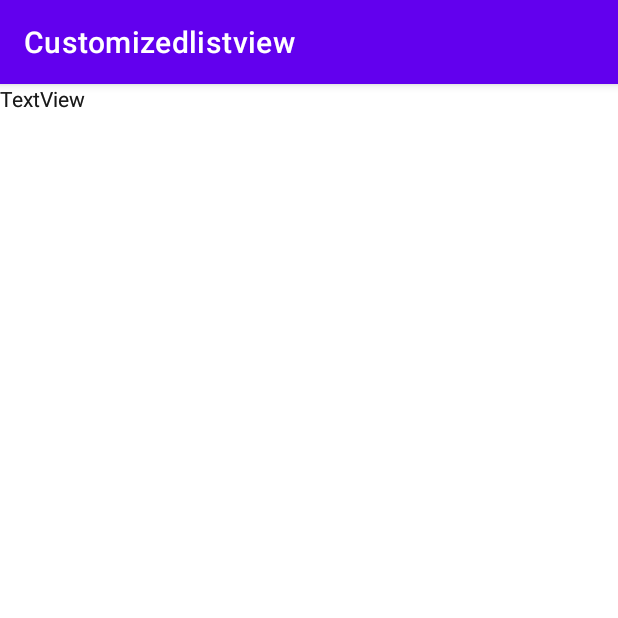
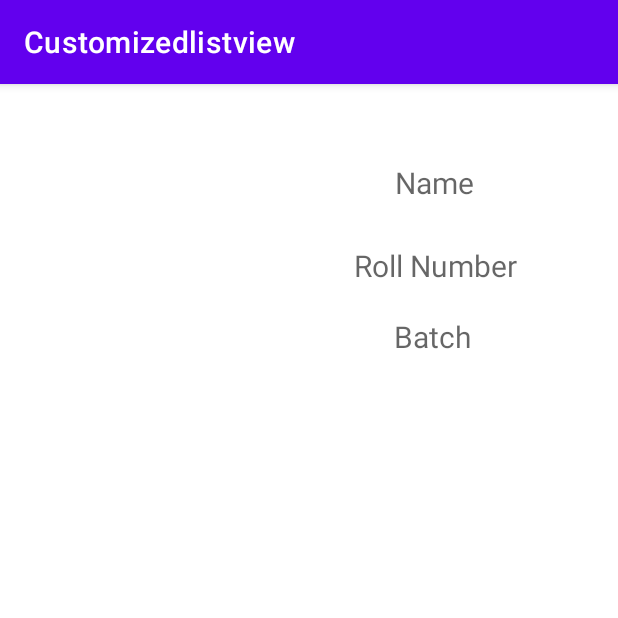
Before and after one commit to Shahzaib-A530/Customized-List-View, an Android app: the screen it shows after launch (MainActivity), on a phone screen of 412 x 824 dp, the top half of it. Run offline under Robolectric (Android 15) with nearby library versions, the phone set to English and light mode, and no system bars.

Commit message:
third Commit

```diff
--- a/Customizedlistview/app/src/main/java/com/first/customizedlistview/MainActivity.java
+++ b/Customizedlistview/app/src/main/java/com/first/customizedlistview/MainActivity.java
@@ -3,9 +3,12 @@ package com.first.customizedlistview;
 import androidx.appcompat.app.AppCompatActivity;
 
 import android.os.Bundle;
+import android.widget.ImageView;
+import android.widget.TextView;
 
 public class MainActivity extends AppCompatActivity {
-
+    TextView    t1,t2,t3;
+    ImageView img;
     @Override
     protected void onCreate(Bundle savedInstanceState) {
         super.onCreate(savedInstanceState);
--- a/Customizedlistview/app/src/main/res/layout/activity_main.xml
+++ b/Customizedlistview/app/src/main/res/layout/activity_main.xml
@@ -20,23 +20,34 @@
         android:id="@+id/textView"
         android:layout_width="wrap_content"
         android:layout_height="wrap_content"
-        android:text="TextView"
-        tools:layout_editor_absoluteX="229dp"
-        tools:layout_editor_absoluteY="61dp" />
+        android:layout_marginTop="52dp"
+        android:layout_marginEnd="96dp"
+        android:hint="Name"
+        android:textSize="20sp"
+        app:layout_constraintEnd_toEndOf="parent"
+        app:layout_constraintTop_toTopOf="parent" />
 
     <TextView
         android:id="@+id/textView2"
         android:layout_width="wrap_content"
         android:layout_height="wrap_content"
-        android:text="TextView"
-        tools:layout_editor_absoluteX="230dp"
-        tools:layout_editor_absoluteY="108dp" />
+        android:layout_marginTop="28dp"
+        android:hint="Roll Number"
+        android:textSize="20sp"
+        app:layout_constraintEnd_toEndOf="@+id/textView"
+        app:layout_constraintHorizontal_bias="0.491"
+        app:layout_constraintStart_toStartOf="@+id/textView"
+        app:layout_constraintTop_toBottomOf="@+id/textView" />
 
     <TextView
         android:id="@+id/textView3"
         android:layout_width="wrap_content"
         android:layout_height="wrap_content"
-        android:text="TextView"
-        tools:layout_editor_absoluteX="210dp"
-        tools:layout_editor_absoluteY="164dp" />
+        android:layout_marginTop="20dp"
+        android:hint="Batch"
+        android:textSize="20sp"
+        app:layout_constraintEnd_toEndOf="@+id/textView2"
+        app:layout_constraintHorizontal_bias="0.474"
+        app:layout_constraintStart_toStartOf="@+id/textView2"
+        app:layout_constraintTop_toBottomOf="@+id/textView2" />
 </androidx.constraintlayout.widget.ConstraintLayout>
```
